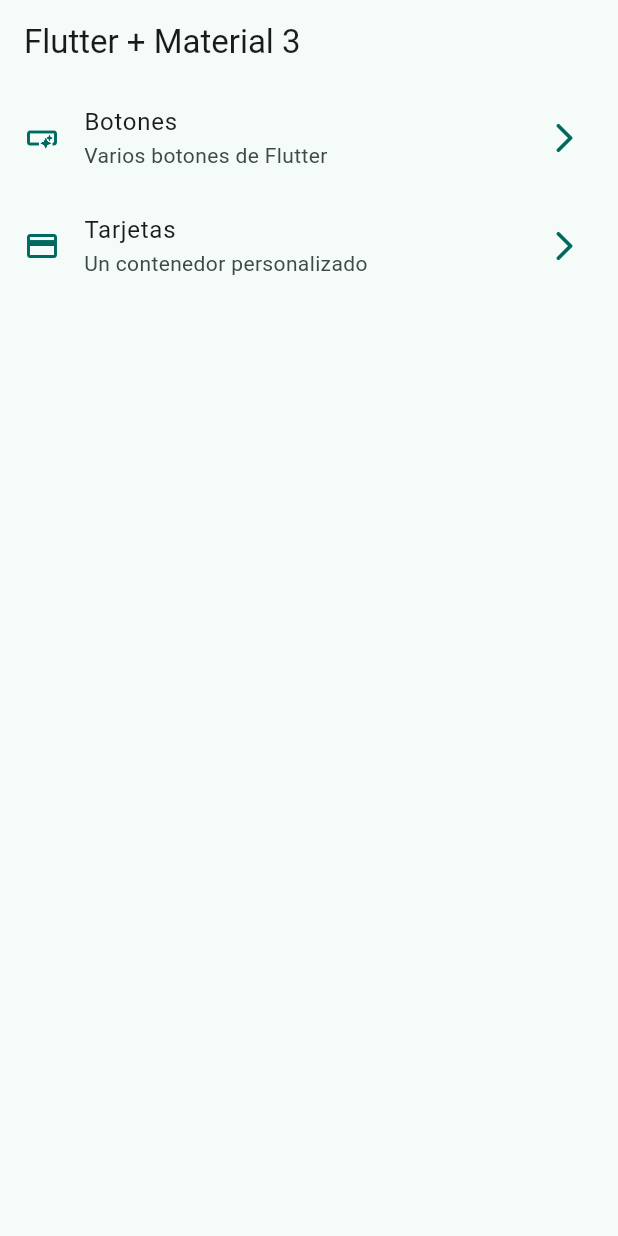
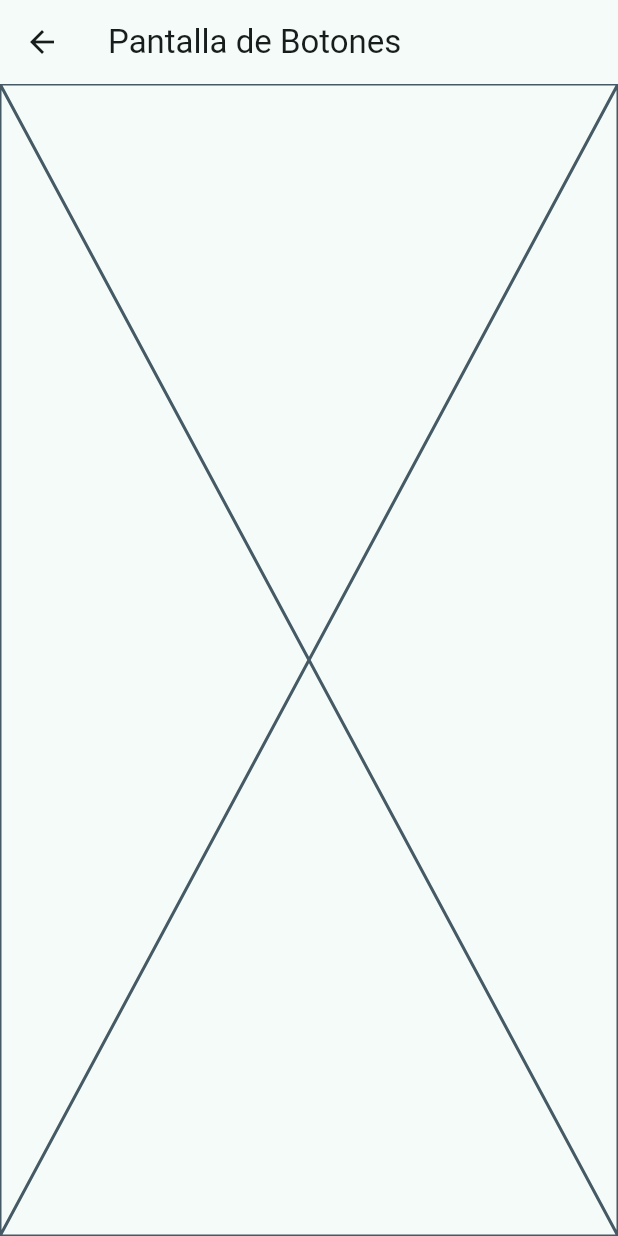
Before and after one commit to FranzFlores/flutter_fundamentals, a Flutter app: the screen it shows after launch, after a tap on "Botones", on a phone screen of 412 x 824 dp. Run offline on Flutter 3.47's test engine with Material 2 defaults, Android fonts, the phone set to English and light mode, and no system bars; our stand-ins replace animate_do, dio, video_player.

```diff
--- a/widgets/lib/config/menu/menu_items.dart
+++ b/widgets/lib/config/menu/menu_items.dart
@@ -25,7 +25,7 @@ const appMenuItems = <MenuItem>[
     MenuItem(
       title: "Tarjetas",
       subtitle: "Un contenedor personalizado",
-      link: '/card',
+      link: '/cards',
       icon: Icons.credit_card
     ),
 
--- a/widgets/lib/main.dart
+++ b/widgets/lib/main.dart
@@ -1,5 +1,7 @@
 import 'package:flutter/material.dart';
 import 'package:widgets/config/theme/app_theme.dart';
+import 'package:widgets/presentation/screens/buttons/buttons_screen.dart';
+import 'package:widgets/presentation/screens/cards/cards_screen.dart';
 import 'package:widgets/presentation/screens/home/home_screen.dart';
 
 void main() {
@@ -16,6 +18,10 @@ class MyApp extends StatelessWidget {
       title: 'Aplicación de Widgets',
       theme: AppTheme(selectedColor: 1).getTheme(),
       home: const HomeScreen(),
+      routes: {
+        '/buttons':(context) => const ButtonsScreen(),
+        '/cards': (context) => const CardsScreen()
+      },
     );
   }
 }
--- /dev/null
+++ b/widgets/lib/presentation/screens/buttons/buttons_screen.dart
@@ -0,0 +1,15 @@
+import 'package:flutter/material.dart';
+
+class ButtonsScreen extends StatelessWidget {
+  const ButtonsScreen({Key? key}) : super(key: key);
+
+  @override
+  Widget build(BuildContext context) {
+    return Scaffold(
+      appBar: AppBar(
+        title: const Text('Pantalla de Botones')
+      ),
+      body: const Placeholder()
+    );
+  }
+}
--- a/widgets/lib/presentation/screens/home/home_screen.dart
+++ b/widgets/lib/presentation/screens/home/home_screen.dart
@@ -1,5 +1,6 @@
 import 'package:flutter/material.dart';
 import 'package:widgets/config/menu/menu_items.dart';
+import 'package:widgets/presentation/screens/buttons/buttons_screen.dart';
 
 class HomeScreen extends StatelessWidget {
   const HomeScreen({Key? key}) : super(key: key);
@@ -35,7 +36,16 @@ class _HomeView extends StatelessWidget {
           leading: Icon(items[index].icon, color: colors.primary),//Icono antes del widget
           trailing: Icon(Icons.arrow_forward_ios_rounded, color: colors.primary), //Icono del final
           onTap: () {
-            // navegar a otra pantalla
+            // Navegación de rutas
+              // Navigator.of(context).push(
+              //   MaterialPageRoute(
+              //     builder: (context) => const ButtonsScreen()
+              //   )
+              // );
+
+            // Navegación de rutas con nombres
+            Navigator.pushNamed(context, items[index].link);
+
           },
         );
       },
```
Also changed, not shown: widgets/lib/presentation/screens/cards/cards_screen.dart (added, +15 -0 lines).
